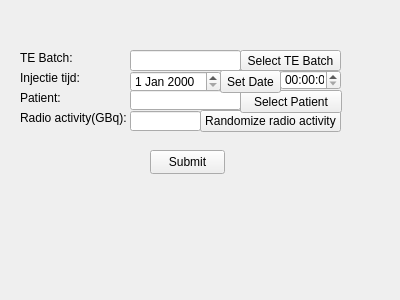
Old version of the form QtKoeWare/UI Files/AddDose.ui in the repository 1000monkeys/QtKoeWare.
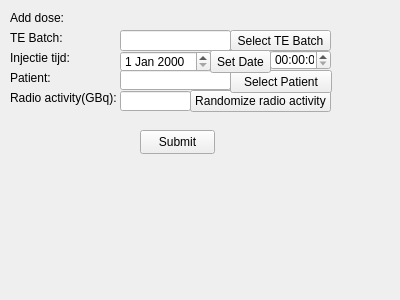
New version of the form.

The edit to the form file:
```diff
--- a/QtKoeWare/UI Files/AddDose.ui
+++ b/QtKoeWare/UI Files/AddDose.ui
@@ -16,8 +16,8 @@
   <widget class="QLabel" name="label_3">
    <property name="geometry">
     <rect>
-     <x>20</x>
-     <y>110</y>
+     <x>10</x>
+     <y>90</y>
      <width>111</width>
      <height>16</height>
     </rect>
@@ -29,8 +29,8 @@
   <widget class="QPushButton" name="setRadioActivityButton">
    <property name="geometry">
     <rect>
-     <x>200</x>
-     <y>110</y>
+     <x>190</x>
+     <y>90</y>
      <width>141</width>
      <height>22</height>
     </rect>
@@ -45,8 +45,8 @@
    </property>
    <property name="geometry">
     <rect>
-     <x>130</x>
-     <y>111</y>
+     <x>120</x>
+     <y>91</y>
      <width>71</width>
      <height>20</height>
     </rect>
@@ -230,8 +230,8 @@
   <widget class="QPushButton" name="submitButton">
    <property name="geometry">
     <rect>
-     <x>150</x>
-     <y>150</y>
+     <x>140</x>
+     <y>130</y>
      <width>75</width>
      <height>24</height>
     </rect>
@@ -246,8 +246,8 @@
    </property>
    <property name="geometry">
     <rect>
-     <x>130</x>
-     <y>90</y>
+     <x>120</x>
+     <y>70</y>
      <width>111</width>
      <height>20</height>
     </rect>
@@ -431,8 +431,8 @@
   <widget class="QPushButton" name="selectPatientButton">
    <property name="geometry">
     <rect>
-     <x>240</x>
-     <y>90</y>
+     <x>230</x>
+     <y>70</y>
      <width>102</width>
      <height>23</height>
     </rect>
@@ -444,8 +444,8 @@
   <widget class="QLabel" name="label_4">
    <property name="geometry">
     <rect>
-     <x>20</x>
-     <y>90</y>
+     <x>10</x>
+     <y>70</y>
      <width>111</width>
      <height>16</height>
     </rect>
@@ -457,8 +457,8 @@
   <widget class="QLabel" name="label_5">
    <property name="geometry">
     <rect>
-     <x>20</x>
-     <y>50</y>
+     <x>10</x>
+     <y>30</y>
      <width>111</width>
      <height>16</height>
     </rect>
@@ -470,8 +470,8 @@
   <widget class="QTimeEdit" name="injectionTimeEdit">
    <property name="geometry">
     <rect>
-     <x>280</x>
-     <y>70</y>
+     <x>270</x>
+     <y>50</y>
      <width>61</width>
      <height>20</height>
     </rect>
@@ -480,8 +480,8 @@
   <widget class="QLabel" name="label_6">
    <property name="geometry">
     <rect>
-     <x>20</x>
-     <y>70</y>
+     <x>10</x>
+     <y>50</y>
      <width>111</width>
      <height>16</height>
     </rect>
@@ -493,8 +493,8 @@
   <widget class="QPushButton" name="selectBatchButton">
    <property name="geometry">
     <rect>
-     <x>240</x>
-     <y>50</y>
+     <x>230</x>
+     <y>30</y>
      <width>101</width>
      <height>21</height>
     </rect>
@@ -509,8 +509,8 @@
    </property>
    <property name="geometry">
     <rect>
-     <x>130</x>
-     <y>50</y>
+     <x>120</x>
+     <y>30</y>
      <width>111</width>
      <height>21</height>
     </rect>
@@ -694,8 +694,8 @@
    </property>
    <property name="geometry">
     <rect>
-     <x>130</x>
-     <y>71</y>
+     <x>120</x>
+     <y>51</y>
      <width>91</width>
      <height>21</height>
     </rect>
@@ -876,8 +876,8 @@
   <widget class="QPushButton" name="injectionDateButton">
    <property name="geometry">
     <rect>
-     <x>220</x>
-     <y>70</y>
+     <x>210</x>
+     <y>50</y>
      <width>61</width>
      <height>23</height>
     </rect>
@@ -886,6 +886,19 @@
     <string>Set Date</string>
    </property>
   </widget>
+  <widget class="QLabel" name="label">
+   <property name="geometry">
+    <rect>
+     <x>10</x>
+     <y>10</y>
+     <width>321</width>
+     <height>16</height>
+    </rect>
+   </property>
+   <property name="text">
+    <string>Add dose:</string>
+   </property>
+  </widget>
  </widget>
  <resources/>
  <connections/>
```
